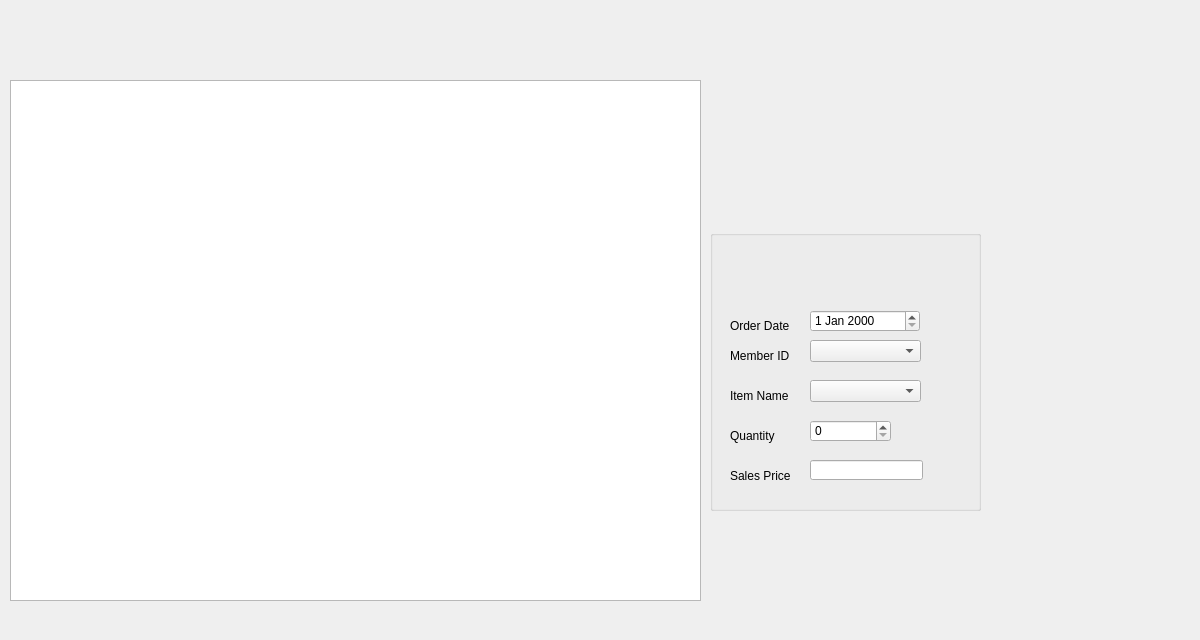
Before: the Qt Designer form BulkClub/aSales.ui in JShinozuka/Project2, drawn with Qt 5.
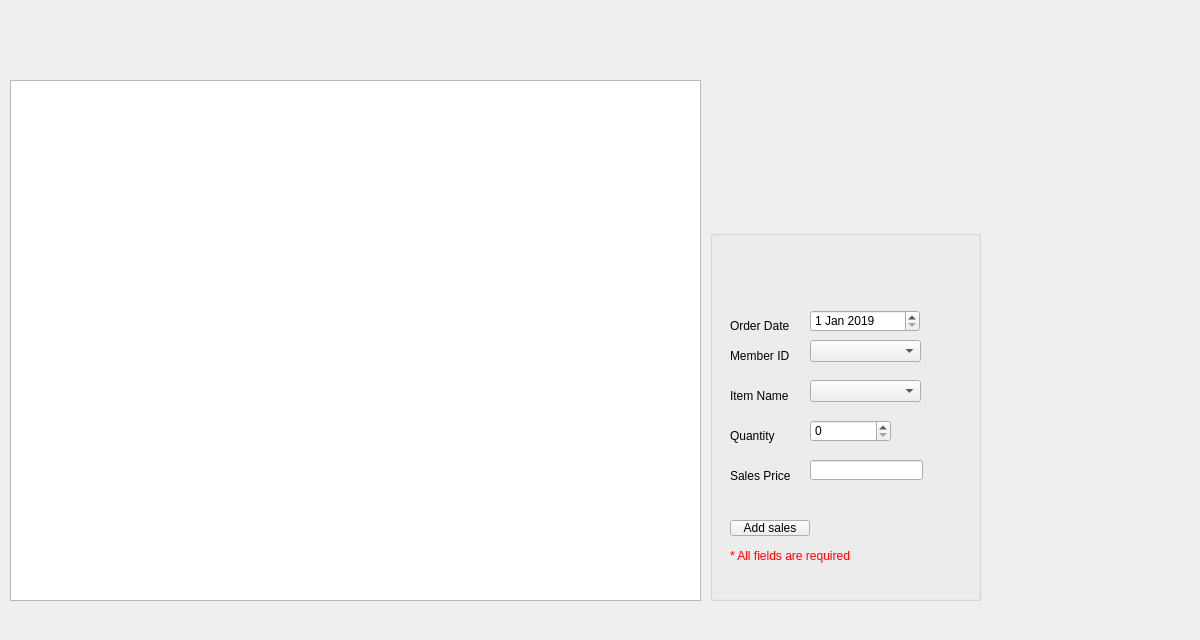
After: the same form once the commit is applied.

Commit message: pushing up changes made so far (story 13 updates)

The edit to the form file:
```diff
--- a/BulkClub/aSales.ui
+++ b/BulkClub/aSales.ui
@@ -47,7 +47,7 @@
      <x>710</x>
      <y>230</y>
      <width>271</width>
-     <height>281</height>
+     <height>371</height>
     </rect>
    </property>
    <property name="title">
@@ -62,6 +62,16 @@
       <height>22</height>
      </rect>
     </property>
+    <property name="minimumDateTime">
+     <datetime>
+      <hour>0</hour>
+      <minute>0</minute>
+      <second>0</second>
+      <year>2019</year>
+      <month>1</month>
+      <day>1</day>
+     </datetime>
+    </property>
    </widget>
    <widget class="QLabel" name="label">
     <property name="geometry">
@@ -168,6 +178,36 @@
      </rect>
     </property>
    </widget>
+   <widget class="QPushButton" name="addSalesButton">
+    <property name="geometry">
+     <rect>
+      <x>20</x>
+      <y>290</y>
+      <width>80</width>
+      <height>16</height>
+     </rect>
+    </property>
+    <property name="text">
+     <string>Add sales</string>
+    </property>
+   </widget>
+   <widget class="QLabel" name="label_6">
+    <property name="geometry">
+     <rect>
+      <x>20</x>
+      <y>310</y>
+      <width>121</width>
+      <height>31</height>
+     </rect>
+    </property>
+    <property name="styleSheet">
+     <string notr="true">color: rgb(255, 0, 0)
+</string>
+    </property>
+    <property name="text">
+     <string>* All fields are required!</string>
+    </property>
+   </widget>
   </widget>
  </widget>
  <resources/>
```
The commit also changes 2 other files.
